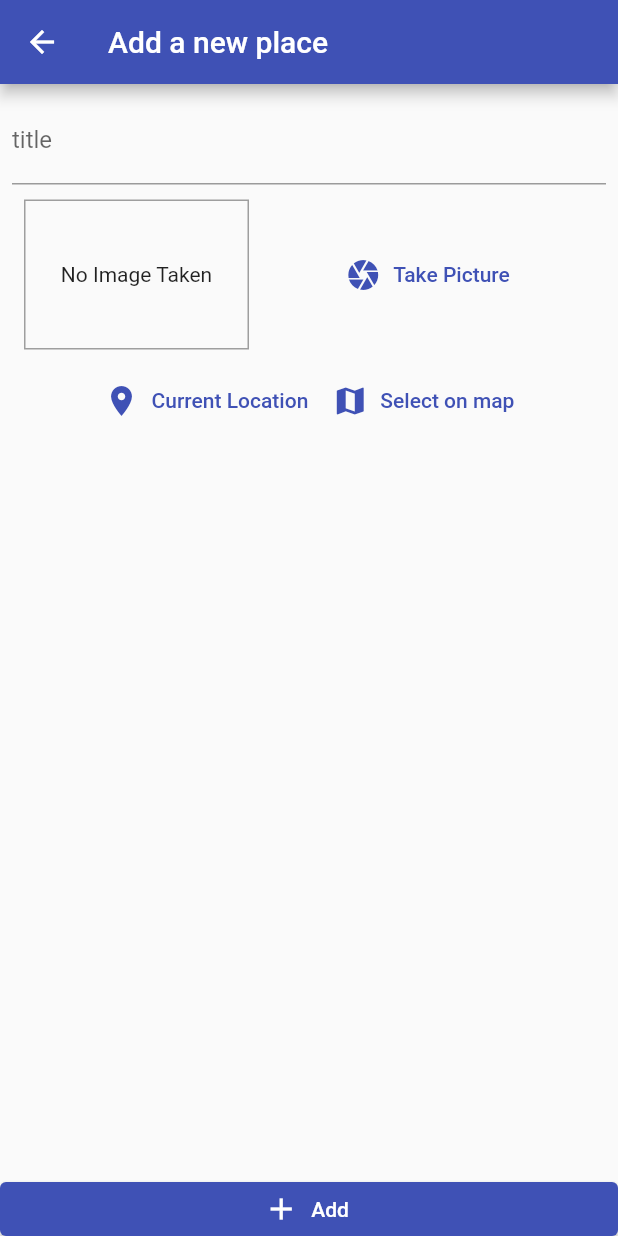
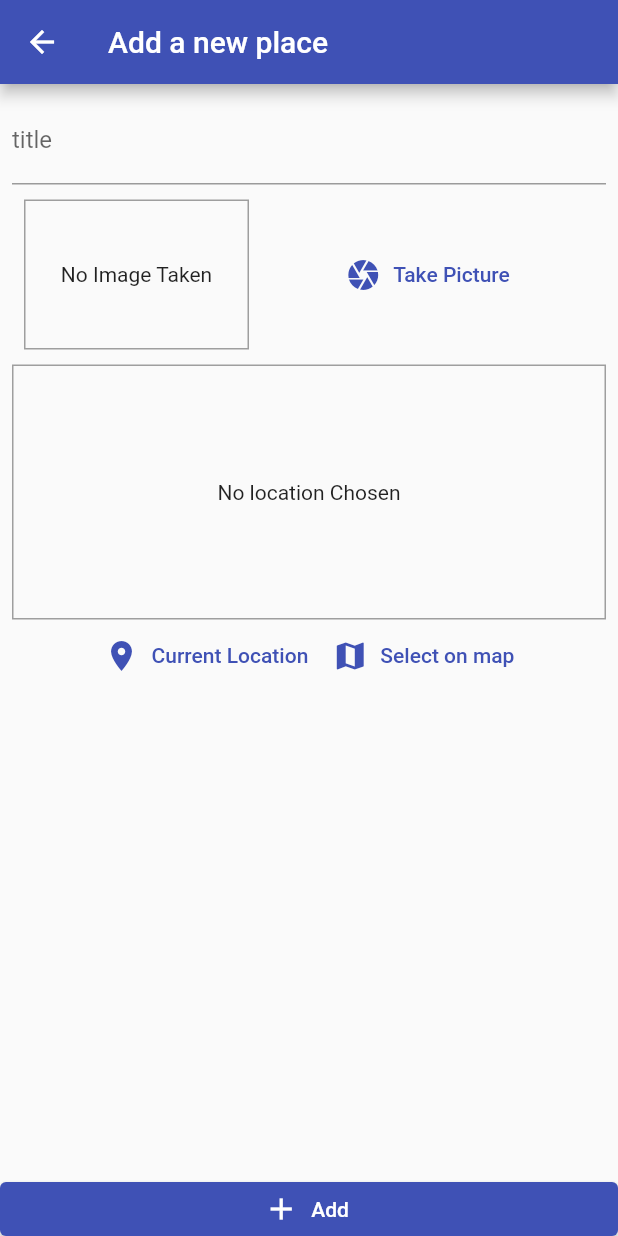
Before and after one commit to marizvi/placesApp, a Flutter app: the AddPlacesList screen opened by its route, on a phone screen of 412 x 824 dp. Run offline on Flutter 3.47's test engine with Material 2 defaults, Android fonts, the phone set to English and light mode, and no system bars; our stand-ins replace google_maps_flutter, image_picker, location, sqflite; accounts and stored records are empty.

Commit message:
dynamic chosen

```diff
--- a/lib/widgets/location_input.dart
+++ b/lib/widgets/location_input.dart
@@ -43,23 +43,23 @@ class _LocationInputState extends State<LocationInput> {
   Widget build(BuildContext context) {
     return Column(
       children: [
-        // Container(
-        //   decoration:
-        //       BoxDecoration(border: Border.all(width: 1, color: Colors.grey)),
-        //   height: 170,
-        //   width: double.infinity,
-        //   alignment: Alignment.center,
-        //   child: _previewImageUrl == null
-        //       ? Text(
-        //           'No location Chosen',
-        //           textAlign: TextAlign.center,
-        //         )
-        //       : Image.network(
-        //           _previewImageUrl ?? '',
-        //           fit: BoxFit.cover,
-        //           width: double.infinity,
-        //         ),
-        // ),
+        Container(
+          decoration:
+              BoxDecoration(border: Border.all(width: 1, color: Colors.grey)),
+          height: 170,
+          width: double.infinity,
+          alignment: Alignment.center,
+          child: _previewImageUrl == null
+              ? Text(
+                  'No location Chosen',
+                  textAlign: TextAlign.center,
+                )
+              : Image.network(
+                  _previewImageUrl ?? '',
+                  fit: BoxFit.cover,
+                  width: double.infinity,
+                ),
+        ),
         Row(
           mainAxisAlignment: MainAxisAlignment.center,
           children: [
```
